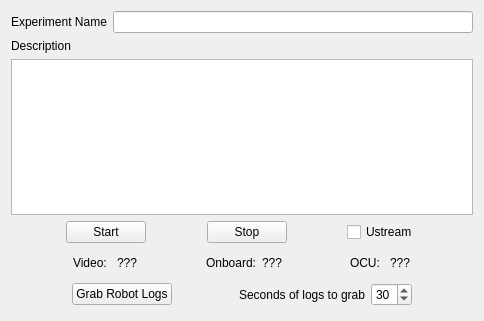
This is vigir_ocs_logging/src/widget.ui in team-vigir/vigir_ocs_common as Qt 5 draws it before an edit. The edited form follows.
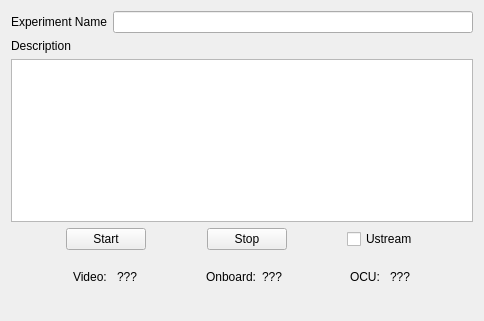
This is the edited form.

Commit message: Removed ATLAS Specific stuff

The edit to the form file:
```diff
--- a/vigir_ocs_logging/src/widget.ui
+++ b/vigir_ocs_logging/src/widget.ui
@@ -262,69 +262,6 @@
        <property name="topMargin">
         <number>0</number>
        </property>
-       <item>
-        <spacer name="horizontalSpacer_5">
-         <property name="orientation">
-          <enum>Qt::Horizontal</enum>
-         </property>
-         <property name="sizeHint" stdset="0">
-          <size>
-           <width>40</width>
-           <height>20</height>
-          </size>
-         </property>
-        </spacer>
-       </item>
-       <item>
-        <widget class="QPushButton" name="robotLogsButton">
-         <property name="text">
-          <string>Grab Robot Logs</string>
-         </property>
-        </widget>
-       </item>
-       <item>
-        <spacer name="horizontalSpacer_6">
-         <property name="orientation">
-          <enum>Qt::Horizontal</enum>
-         </property>
-         <property name="sizeHint" stdset="0">
-          <size>
-           <width>40</width>
-           <height>20</height>
-          </size>
-         </property>
-        </spacer>
-       </item>
-       <item>
-        <widget class="QLabel" name="label_3">
-         <property name="text">
-          <string>Seconds of logs to grab</string>
-         </property>
-        </widget>
-       </item>
-       <item>
-        <widget class="QSpinBox" name="spinBox">
-         <property name="inputMethodHints">
-          <set>Qt::ImhDigitsOnly</set>
-         </property>
-         <property name="value">
-          <number>30</number>
-         </property>
-        </widget>
-       </item>
-       <item>
-        <spacer name="horizontalSpacer_7">
-         <property name="orientation">
-          <enum>Qt::Horizontal</enum>
-         </property>
-         <property name="sizeHint" stdset="0">
-          <size>
-           <width>40</width>
-           <height>20</height>
-          </size>
-         </property>
-        </spacer>
-       </item>
       </layout>
      </item>
      <item>
```
The commit also changes 2 other files.
